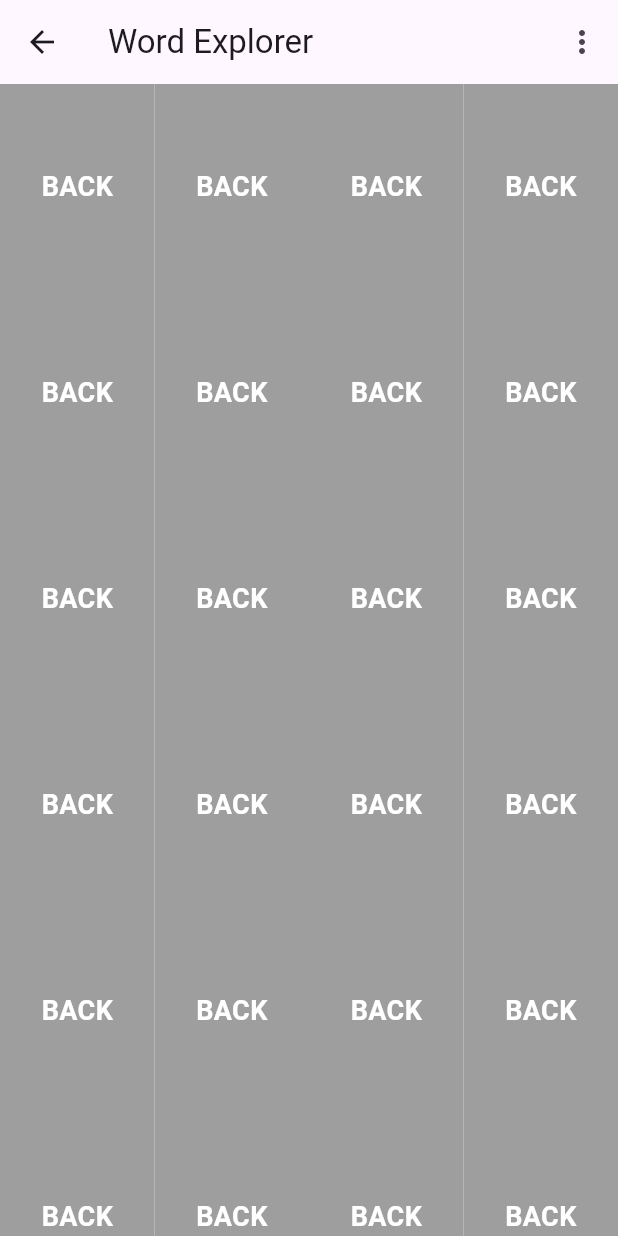
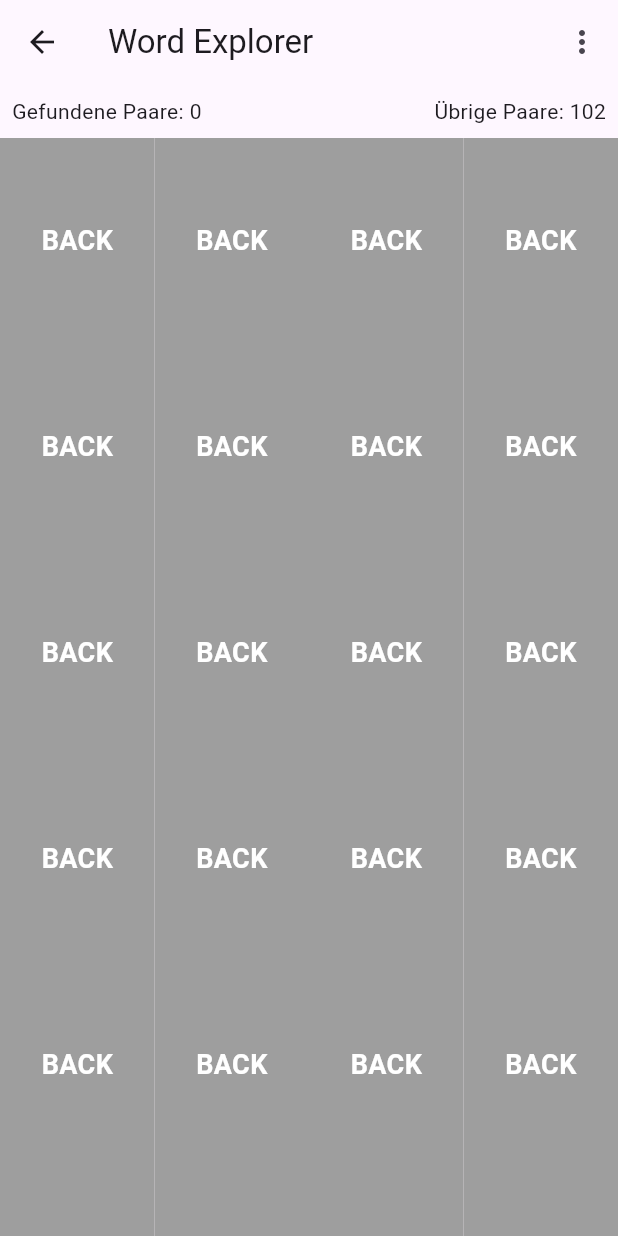
Before and after one commit to flutterpie13/wordExplorer, a Flutter app: the screen it shows after launch, after a tap on "Spiel Starten", on a phone screen of 412 x 824 dp. Run offline on Flutter 3.47's test engine with Material 3 defaults, Android fonts, the phone set to English and light mode, and no system bars.

Commit message:
edit gamescreen

```diff
--- a/lib/presentation/screens/game_screen.dart
+++ b/lib/presentation/screens/game_screen.dart
@@ -36,7 +36,6 @@ class _GameScreenState extends State<GameScreen> {
   late String _selectedTopic;
   late String _selectedWordType;
   late String _selectedDifficulty;
-
   late GameManager _gameManager;
 
   @override
@@ -77,7 +76,7 @@ class _GameScreenState extends State<GameScreen> {
     // Initialisiere CardManager und lade gefilterte Karten
     _cardManager = CardManager();
     _cardManager.loadCards().then((_) {
-      _loadFilteredCards();
+      _loadCards();
     });
   }
 
@@ -157,28 +156,25 @@ class _GameScreenState extends State<GameScreen> {
     );
   }
 
-  void _loadFilteredCards({
-    int classLevel = 5,
-    String topic = 'all',
-    String wordType = 'all',
-  }) {
-    setState(() {
-      _cards = _cardManager.filterCards(
-        classLevel: classLevel,
-        topic: topic,
-        wordType: wordType,
-      );
-      _cards.shuffle();
-    });
-  }
-
-  void _loadCards() async {
+  void _loadCards({
+    int? classLevel,
+    String? topic,
+    String? wordType,
+  }) async {
     final CardLoaderService cardLoaderService = CardLoaderService();
-    final allCards =
-        await cardLoaderService.loadCards(); // Keine Parameter übergeben
+    final allCards = await cardLoaderService.loadCards();
 
     setState(() {
-      _cards = allCards; // Filterlogik später anwenden
+      _cards = allCards.where((card) {
+        final matchesClass =
+            classLevel == null || card.classLevel == classLevel;
+        final matchesTopic =
+            topic == null || topic == 'all' || card.topic == topic;
+        final matchesWordType =
+            wordType == null || wordType == 'all' || card.wordType == wordType;
+
+        return matchesClass && matchesTopic && matchesWordType;
+      }).toList();
       _cards.shuffle();
     });
   }
@@ -353,6 +349,21 @@ class _GameScreenState extends State<GameScreen> {
       },
     );
   }*/
+  Widget _buildScoreboard() {
+    final totalPairs = _cards.length ~/ 2;
+    final foundPairs = _matchedCards.length ~/ 2;
+
+    return Padding(
+      padding: const EdgeInsets.all(8.0),
+      child: Row(
+        mainAxisAlignment: MainAxisAlignment.spaceBetween,
+        children: [
+          Text('Gefundene Paare: $foundPairs'),
+          Text('Übrige Paare: ${totalPairs - foundPairs}'),
+        ],
+      ),
+    );
+  }
 
   void _toggleCard(int index) {
     if (_flippedCards.contains(index)) {
@@ -368,6 +379,7 @@ class _GameScreenState extends State<GameScreen> {
 
   @override
   Widget build(BuildContext context) {
+    int crossAxisCount = MediaQuery.of(context).size.width > 600 ? 6 : 4;
     return Scaffold(
       appBar: AppBar(
         title: const Text('Word Explorer'),
@@ -495,10 +507,11 @@ class _GameScreenState extends State<GameScreen> {
         },
         child: Column(
           children: [
+            _buildScoreboard(),
             Expanded(
               child: GridView.builder(
-                gridDelegate: const SliverGridDelegateWithFixedCrossAxisCount(
-                  crossAxisCount: 4,
+                gridDelegate: SliverGridDelegateWithFixedCrossAxisCount(
+                  crossAxisCount: crossAxisCount,
                   childAspectRatio: 3 / 4,
                 ),
                 itemCount: _cards.length,
--- a/lib/presentation/widgets/flip_card.dart
+++ b/lib/presentation/widgets/flip_card.dart
@@ -1,15 +1,16 @@
 import 'package:flutter/material.dart';
 
 class FlipCard extends StatefulWidget {
-  final String frontContent; // Entweder Wort oder Szenenbeschreibung
-  final VoidCallback onTap;
-  final bool isFlipped;
+  final String frontContent; // Inhalt der Vorderseite (Wort oder Szene)
+  final VoidCallback onTap; // Aktion bei Klick
+  final bool isFlipped; // Zeigt an, ob die Karte umgedreht ist
 
   const FlipCard({
     required this.frontContent,
     required this.onTap,
     required this.isFlipped,
-  });
+    Key? key,
+  }) : super(key: key);
 
   @override
   _FlipCardState createState() => _FlipCardState();
@@ -24,7 +25,7 @@ class _FlipCardState extends State<FlipCard>
   void initState() {
     super.initState();
     _controller = AnimationController(
-      duration: Duration(milliseconds: 500),
+      duration: const Duration(milliseconds: 500),
       vsync: this,
     );
     _animation = Tween<double>(begin: 0, end: 1).animate(_controller);
@@ -58,29 +59,43 @@ class _FlipCardState extends State<FlipCard>
 
           return Transform(
             alignment: Alignment.center,
-              transform: Matrix4.rotationY(angle),
+            transform: Matrix4.identity()
+              ..setEntry(3, 2, 0.001) // Perspektive hinzufügen
+              ..rotateY(angle),
             child: isFront
-                  ? Container(
-                      color:
-                          Colors.grey, // Einheitliches Design für die Rückseite
+                ? _buildBackSide()
+                : Transform(
+                    alignment: Alignment.center,
+                    transform: Matrix4.rotationY(3.14159),
+                    child: _buildFrontSide(),
+                  ),
+          );
+        },
+      ),
+    );
+  }
+
+  Widget _buildBackSide() {
+    return Container(
+      color: Colors.grey,
       alignment: Alignment.center,
       child: const Text(
-                        'BACK', // Text für die Rückseite
+        'BACK',
         style: TextStyle(
           fontSize: 18,
           fontWeight: FontWeight.bold,
           color: Colors.white,
         ),
       ),
-                    )
-                  : Transform(
-                      alignment: Alignment.center,
-                      transform: Matrix4.rotationY(3.14159),
-                      child: Container(
+    );
+  }
+
+  Widget _buildFrontSide() {
+    return Container(
       color: Colors.blue,
       alignment: Alignment.center,
       child: Text(
-                          widget.frontContent, // Zeige das Wort oder die Szene
+        widget.frontContent,
         style: const TextStyle(
           fontSize: 18,
           fontWeight: FontWeight.bold,
@@ -88,10 +103,6 @@ class _FlipCardState extends State<FlipCard>
         ),
         textAlign: TextAlign.center,
       ),
-                      ),
-                    ));
-        },
-      ),
     );
   }
 }
```
Lines whose indentation alone changed are shown as unchanged.
